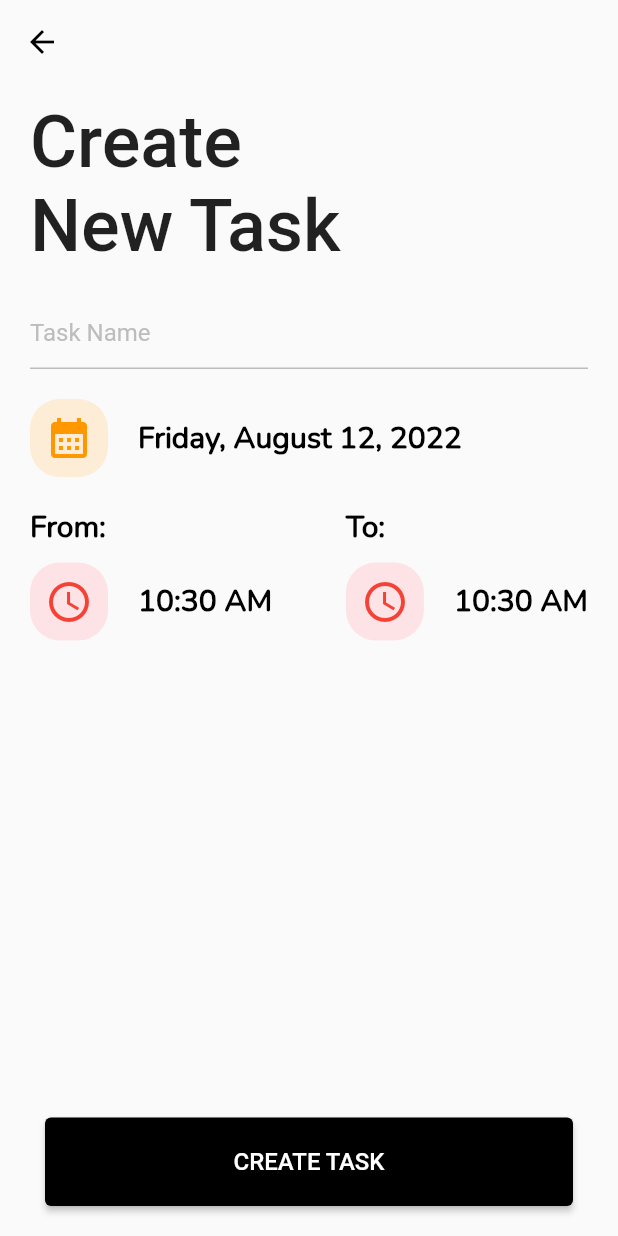
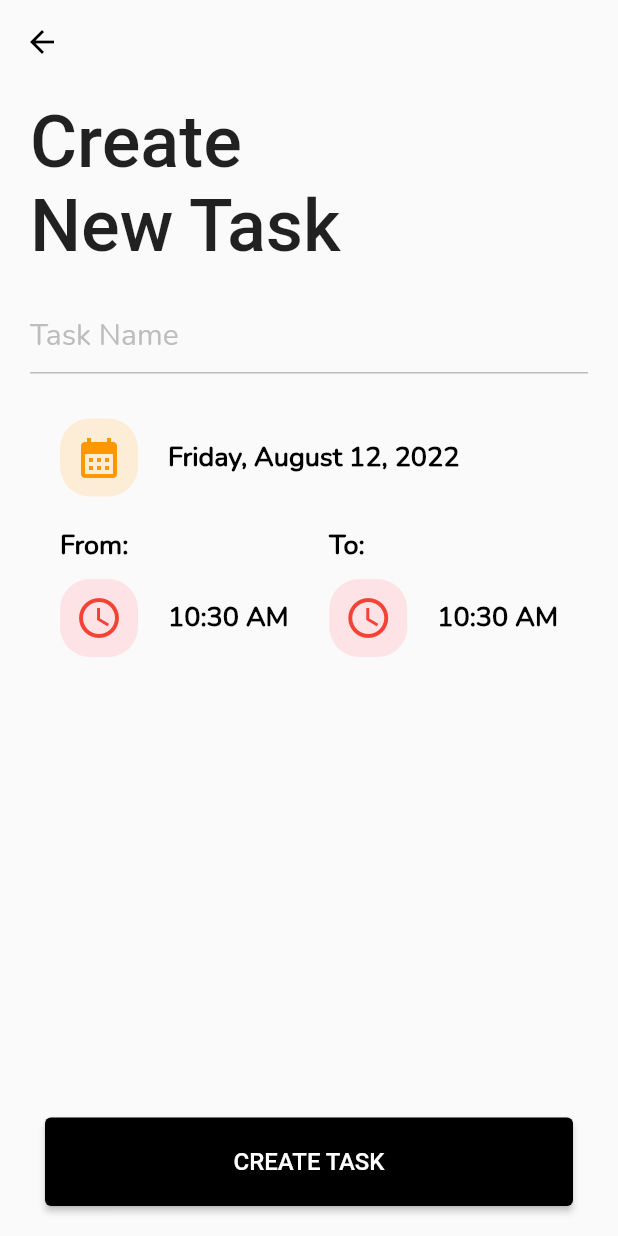
Before and after one commit to repsajanboy/flutter-planner, a Flutter app: the screen it shows after launch, after a tap on "+ ADD NEW TASK", on a phone screen of 412 x 824 dp. Run offline on Flutter 3.47's test engine with Material 2 defaults, Android fonts, the light colour scheme and no system bars; our stand-ins replace bloc, dio, equatable, flutter_bloc; network calls fail; Roboto replaces fonts that are missing (Beneth).

Commit message:
Adjust create task screen

```diff
--- a/lib/presentation/create_task/view/create_task.dart
+++ b/lib/presentation/create_task/view/create_task.dart
@@ -3,6 +3,7 @@ import 'package:flutter_bloc/flutter_bloc.dart';
 import 'package:intl/intl.dart';
 
 import '../../../routing/app_router_names.dart';
+import '../../../utils/context_extension.dart';
 import '../create.dart';
 
 class CreateTask extends StatelessWidget {
@@ -42,9 +43,10 @@ class CreateTask extends StatelessWidget {
                 builder: (context, state) {
                   return TextFormField(
                     cursorColor: Colors.black,
+                    style: context.typo.taskNameStyle(),
                     decoration: InputDecoration(
                       hintText: 'Task Name',
-                      hintStyle: TextStyle(color: Colors.grey[400]),
+                      hintStyle: context.typo.taskNameHintStyle(),
                       enabledBorder: UnderlineInputBorder(
                           borderSide: BorderSide(color: Colors.grey.shade400)),
                       focusedBorder: const UnderlineInputBorder(
@@ -59,6 +61,11 @@ class CreateTask extends StatelessWidget {
                 },
               ),
               const SizedBox(height: 20.0),
+              Container(
+                padding:
+                    const EdgeInsets.only(top: 10.0, left: 20.0, right: 20.0),
+                child: Column(
+                  children: [
                     BlocBuilder<CreateTaskBloc, CreateTaskState>(
                       builder: (context, state) {
                         return Row(
@@ -71,17 +78,17 @@ class CreateTask extends StatelessWidget {
                                   firstDate: DateTime(2000),
                                   lastDate: DateTime(2222),
                                 ).then((date) {
-                            context
-                                .read<CreateTaskBloc>()
-                                .add(CreateTaskDateChanged(taskDate: date));
+                                  context.read<CreateTaskBloc>().add(
+                                      CreateTaskDateChanged(taskDate: date));
                                 });
                               },
                               child: Container(
                                 padding: const EdgeInsets.all(10.0),
                                 decoration: BoxDecoration(
-                            borderRadius:
-                                const BorderRadius.all(Radius.circular(20.0)),
-                            color: Colors.orange.shade100.withOpacity(0.5),
+                                  borderRadius: const BorderRadius.all(
+                                      Radius.circular(20.0)),
+                                  color:
+                                      Colors.orange.shade100.withOpacity(0.5),
                                 ),
                                 child: const Icon(
                                   Icons.calendar_month,
@@ -91,7 +98,10 @@ class CreateTask extends StatelessWidget {
                               ),
                             ),
                             const SizedBox(width: 20.0),
-                      Text(DateFormat.yMMMMEEEEd().format(state.taskDate))
+                            Text(
+                              DateFormat.yMMMMEEEEd().format(state.taskDate),
+                              style: context.typo.createTaskText(),
+                            )
                           ],
                         );
                       },
@@ -103,7 +113,10 @@ class CreateTask extends StatelessWidget {
                         Column(
                           crossAxisAlignment: CrossAxisAlignment.start,
                           children: [
-                      const Text('From:'),
+                            Text(
+                              'From:',
+                              style: context.typo.createTaskText(),
+                            ),
                             const SizedBox(height: 10.0),
                             BlocBuilder<CreateTaskBloc, CreateTaskState>(
                               builder: (context, state) {
@@ -117,7 +130,8 @@ class CreateTask extends StatelessWidget {
                                         ).then((time) {
                                           context.read<CreateTaskBloc>().add(
                                                 CreateTaskStartTimeChanged(
-                                            startTime: time));
+                                                    startTime: time),
+                                              );
                                         });
                                       },
                                       child: Container(
@@ -125,7 +139,8 @@ class CreateTask extends StatelessWidget {
                                         decoration: BoxDecoration(
                                           borderRadius: const BorderRadius.all(
                                               Radius.circular(20.0)),
-                                    color: Colors.red.shade100.withOpacity(0.5),
+                                          color: Colors.red.shade100
+                                              .withOpacity(0.5),
                                         ),
                                         child: const Icon(
                                           Icons.access_time_outlined,
@@ -135,7 +150,10 @@ class CreateTask extends StatelessWidget {
                                       ),
                                     ),
                                     const SizedBox(width: 20.0),
-                              Text(state.startTime.format(context))
+                                    Text(
+                                      state.startTime.format(context),
+                                      style: context.typo.createTaskText(),
+                                    )
                                   ],
                                 );
                               },
@@ -145,7 +163,10 @@ class CreateTask extends StatelessWidget {
                         Column(
                           crossAxisAlignment: CrossAxisAlignment.start,
                           children: [
-                      const Text('To:'),
+                            Text(
+                              'To:',
+                              style: context.typo.createTaskText(),
+                            ),
                             const SizedBox(height: 10.0),
                             BlocBuilder<CreateTaskBloc, CreateTaskState>(
                               builder: (context, state) {
@@ -167,7 +188,8 @@ class CreateTask extends StatelessWidget {
                                         decoration: BoxDecoration(
                                           borderRadius: const BorderRadius.all(
                                               Radius.circular(20.0)),
-                                    color: Colors.red.shade100.withOpacity(0.5),
+                                          color: Colors.red.shade100
+                                              .withOpacity(0.5),
                                         ),
                                         child: const Icon(
                                           Icons.access_time_outlined,
@@ -177,7 +199,10 @@ class CreateTask extends StatelessWidget {
                                       ),
                                     ),
                                     const SizedBox(width: 20.0),
-                              Text(state.endTime.format(context))
+                                    Text(
+                                      state.endTime.format(context),
+                                      style: context.typo.createTaskText(),
+                                    )
                                   ],
                                 );
                               },
@@ -185,6 +210,9 @@ class CreateTask extends StatelessWidget {
                           ],
                         ),
                       ],
+                    ),
+                  ],
+                ),
               ),
               Expanded(
                 child: Align(
--- a/lib/style/app_typography.dart
+++ b/lib/style/app_typography.dart
@@ -11,11 +11,34 @@ class AppTextStyle {
 
   TextStyle subTitle54() {
     return const TextStyle(
-      fontFamily: 'Open Sans',
-      color: Colors.black54,
+        fontFamily: 'Open Sans',
+        color: Colors.black54,
+        fontSize: 18.0,
+        fontWeight: FontWeight.bold,
+        letterSpacing: 1.5);
+  }
+
+  TextStyle createTaskText() {
+    return const TextStyle(
       fontSize: 18.0,
+    );
+  }
+
+  TextStyle taskNameHintStyle() {
+    return TextStyle(
+      fontFamily: 'Nunito',
+      color: Colors.grey[400],
+      fontWeight: FontWeight.normal,
+      fontSize: 20.0,
+    );
+  }
+
+  TextStyle taskNameStyle() {
+    return const TextStyle(
+      fontFamily: 'Nunito',
+      color: Colors.black,
       fontWeight: FontWeight.bold,
-      letterSpacing: 1.5
+      fontSize: 20.0,
     );
   }
 }
```
Lines whose indentation alone changed are shown as unchanged.
